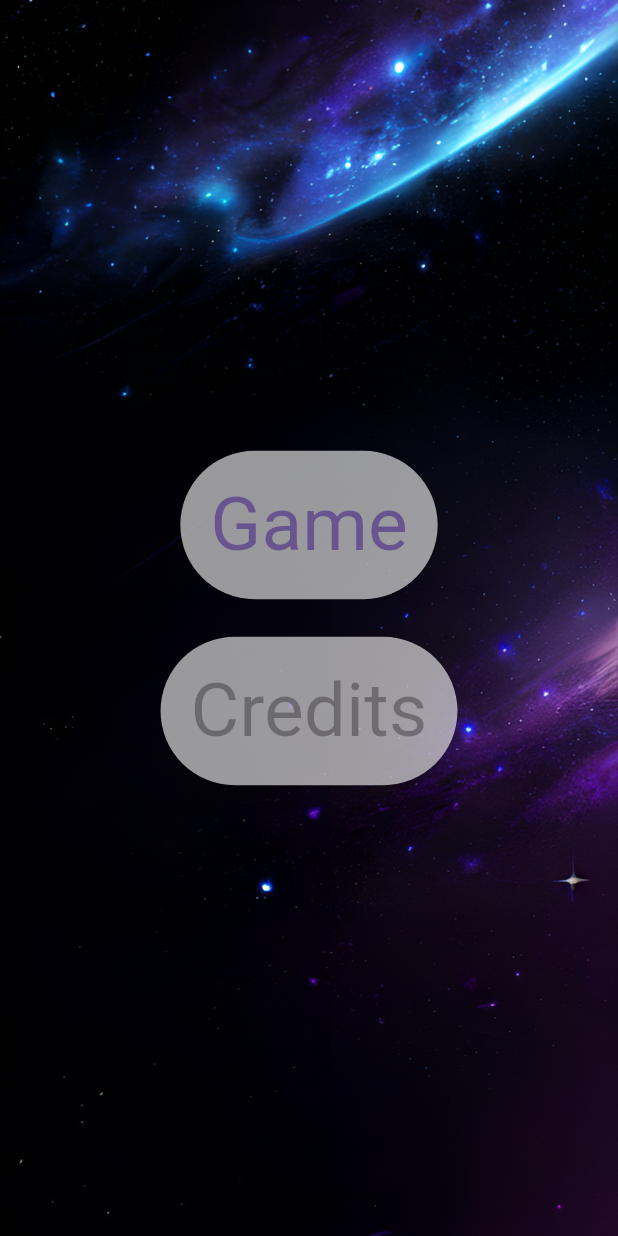
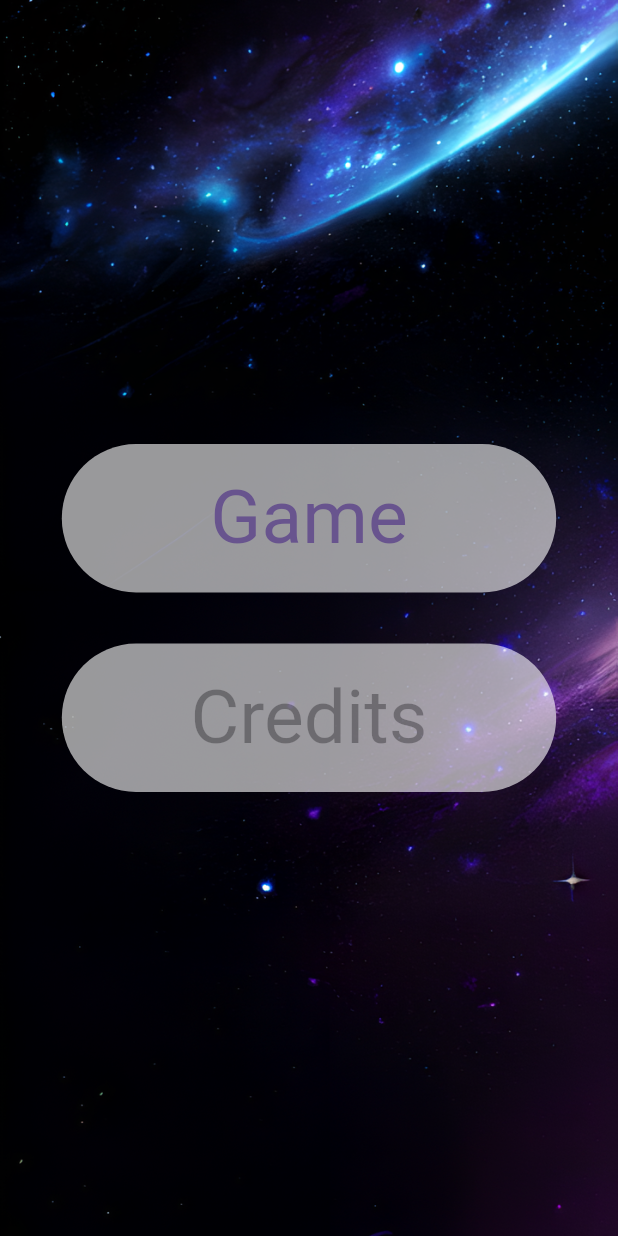
Before and after one commit to tozpeak/FlutterDemoGame, a Flutter app: the screen it shows after launch, on a phone screen of 412 x 824 dp. Run offline on Flutter 3.47's test engine with Material 3 defaults, Android fonts, the phone set to English and light mode, and no system bars.

Commit message:
nicer main menu

```diff
--- a/lib/main_menu_page.dart
+++ b/lib/main_menu_page.dart
@@ -21,11 +21,13 @@ class MainMenuPage extends StatelessWidget {
               fit: BoxFit.cover,
             ),
           ),
-          Wrap(
-            alignment: WrapAlignment.center,
-            crossAxisAlignment: WrapCrossAlignment.center,
-            direction: Axis.vertical,
-            spacing: 25,
+          SizedBox(
+            height: 300,
+            child: FractionallySizedBox(
+              widthFactor: 0.8,
+              child: Column(
+                crossAxisAlignment: CrossAxisAlignment.stretch,
+                mainAxisAlignment: MainAxisAlignment.spaceEvenly,
                 children: [
                   TextButton(
                     onPressed: () => Navigator.pushNamed(context, "/game"),
@@ -39,6 +41,8 @@ class MainMenuPage extends StatelessWidget {
                   ),
                 ],
               ),
+            ),
+          ),
         ],
       ),
     );
```
Lines whose indentation alone changed are shown as unchanged.
